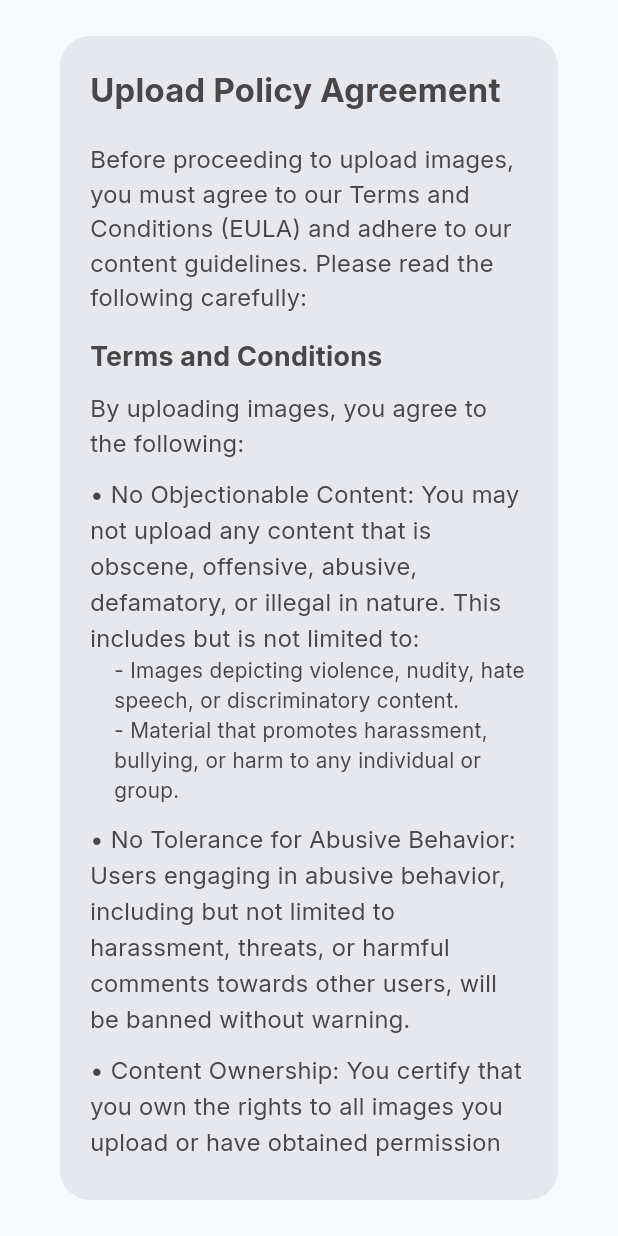
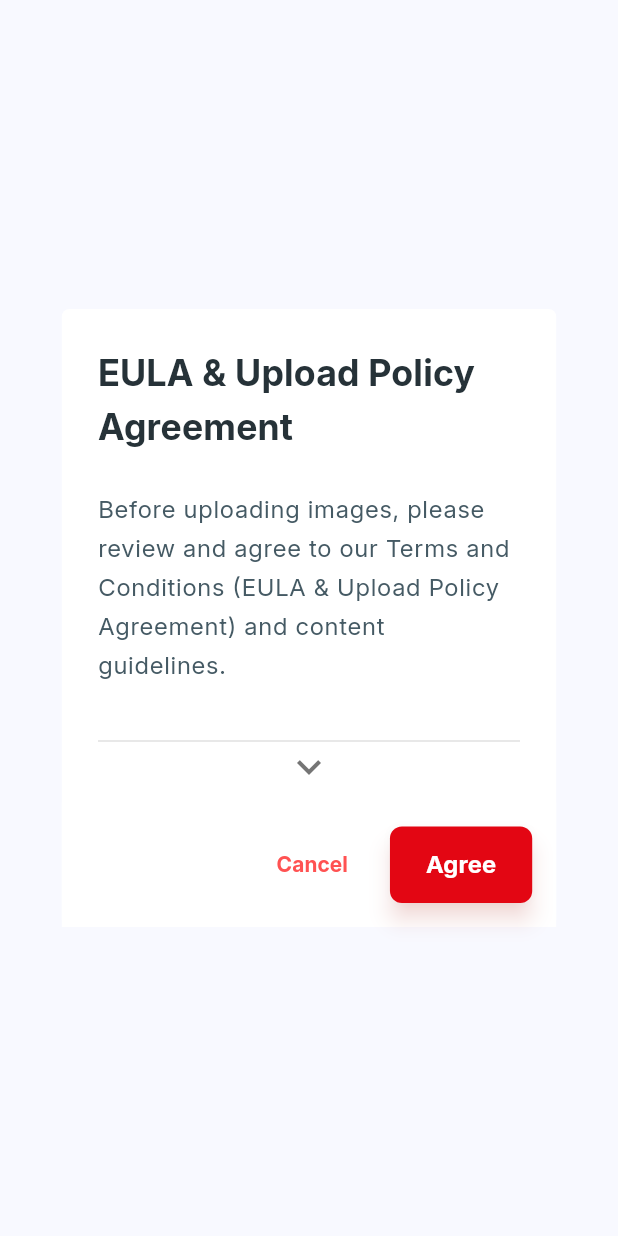
Before and after one commit to XyvinTech/Ackafa, a Flutter app: the UploadPolicyDialog widget shown alone on an empty page, opened directly, on a phone screen of 412 x 824 dp. Run offline on Flutter 3.47's test engine with Material 3 defaults, Android fonts, the phone set to English and light mode, and no system bars; our stand-ins replace animate_do, animated_text_kit, dotted_border, dropdown_button2, firebase_auth, firebase_core and 17 more; missing offline and left inert: flutter_upgrade_version, minio_flutter; accounts and stored records are empty; generated files the repository leaves out were written again; network calls fail; project files that could hold a hidden picture were left out.

Commit message:
post upload agreement

```diff
--- a/ackafa/lib/src/interface/common/customDialog.dart
+++ b/ackafa/lib/src/interface/common/customDialog.dart
@@ -1,4 +1,3 @@
-import 'package:ackaf/src/data/globals.dart';
 import 'package:flutter/material.dart';
 import 'package:shared_preferences/shared_preferences.dart';
 
@@ -7,59 +6,166 @@ class UploadPolicyDialog extends StatelessWidget {
   Widget build(BuildContext context) {
     return Dialog(
       shape: RoundedRectangleBorder(
-        borderRadius: BorderRadius.circular(20.0), // Circular border
+        borderRadius: BorderRadius.circular(5.0),
       ),
-      child: Padding(
-        padding: const EdgeInsets.all(20.0),
+      elevation: 12,
+      backgroundColor: Colors.white,
+      child: Container(
+        width: MediaQuery.of(context).size.width * 0.8, // Increased width
+        height: MediaQuery.of(context).size.height * 0.5, // Decreased height
+        child: Stack(
+          children: [
+            Padding(
+              padding:
+                  const EdgeInsets.symmetric(horizontal: 24.0, vertical: 24.0),
               child: SingleChildScrollView(
                 child: Column(
                   mainAxisSize: MainAxisSize.min,
                   crossAxisAlignment: CrossAxisAlignment.start,
                   children: [
-              Text(
-                'Upload Policy Agreement',
-                style: TextStyle(
-                  fontSize: 22.0,
-                  fontWeight: FontWeight.bold,
+                    _buildHeader(context),
+                    const SizedBox(height: 24.0),
+                    _buildDescription(context),
+                    const SizedBox(height: 30.0),
+                    Divider(color: Colors.grey.shade300),
+                    const SizedBox(height: 24.0),
+                    _buildTermsSection(context),
+                    const SizedBox(height: 30.0),
+                    Divider(color: Colors.grey.shade300),
+                    const SizedBox(
+                        height: 80.0), // Padding for the actions below
+                  ],
                 ),
               ),
-              SizedBox(height: 20),
-              Text(
-                'Before proceeding to upload images, you must agree to our Terms and Conditions (EULA) and adhere to our content guidelines. Please read the following carefully:',
-                style: TextStyle(fontSize: 16.0),
             ),
-              SizedBox(height: 15),
-              Text(
-                'Terms and Conditions',
+            Positioned(
+              bottom: 0,
+              left: 0,
+              right: 0,
+              child: Column(
+                children: [
+                  _buildArrowIndicator(),
+                  _buildActions(context),
+                ],
+              ),
+            ),
+          ],
+        ),
+      ),
+    );
+  }
+
+  Widget _buildHeader(BuildContext context) {
+    return Row(
+      mainAxisAlignment: MainAxisAlignment.spaceBetween,
+      children: [
+        Flexible(
+          child: Text(
+            'EULA & Upload Policy Agreement',
+            style: Theme.of(context).textTheme.titleMedium?.copyWith(
+                  fontWeight: FontWeight.w700,
+                  fontSize: 24.0,
+                  color: Colors.blueGrey[900],
+                ),
+          ),
+        ),
+      ],
+    );
+  }
+
+  Widget _buildDescription(BuildContext context) {
+    return Text(
+      'Before uploading images, please review and agree to our Terms and Conditions (EULA & Upload Policy Agreement) and content guidelines.',
+      style: Theme.of(context).textTheme.bodyLarge?.copyWith(
+            fontSize: 16.0,
+            height: 1.6,
+            color: Colors.blueGrey[700],
+          ),
+    );
+  }
+
+  Widget _buildTermsSection(BuildContext context) {
+    return Column(
+      crossAxisAlignment: CrossAxisAlignment.start,
+      children: [
+        _buildSectionTitle('Terms and Conditions'),
+        _buildListItem(
+            'No Objectionable Content: Uploading content that is obscene, offensive, or illegal is prohibited.'),
+        _buildSubItem(
+            '- Violence, nudity, hate speech, or discriminatory content.'),
+        _buildSubItem(
+            '- Harassment, bullying, or harmful content towards individuals or groups.'),
+        const SizedBox(height: 10),
+        _buildListItem(
+            'No Tolerance for Abusive Behavior: Users engaging in abusive behavior will be banned.'),
+        const SizedBox(height: 10),
+        _buildListItem(
+            'Content Ownership: You certify ownership of all images you upload.'),
+        const SizedBox(height: 10),
+        _buildListItem(
+            'Consequences: Violations may result in immediate suspension or termination.'),
+      ],
+    );
+  }
+
+  Widget _buildSectionTitle(String title) {
+    return Padding(
+      padding: const EdgeInsets.symmetric(vertical: 12.0),
+      child: Text(
+        title,
         style: TextStyle(
           fontSize: 18.0,
-                  fontWeight: FontWeight.bold,
+          fontWeight: FontWeight.w700,
+          color: Colors.blueGrey[800],
         ),
       ),
-              SizedBox(height: 10),
-              Text(
-                'By uploading images, you agree to the following:',
-                style: TextStyle(fontSize: 16.0),
+    );
+  }
+
+  Widget _buildListItem(String text) {
+    return Padding(
+      padding: const EdgeInsets.symmetric(vertical: 6.0),
+      child: Row(
+        crossAxisAlignment: CrossAxisAlignment.start,
+        children: [
+          Icon(Icons.check_circle,
+              size: 18.0, color: Colors.greenAccent.shade700),
+          const SizedBox(width: 8),
+          Expanded(
+            child: Text(
+              text,
+              style: TextStyle(
+                fontSize: 16.0,
+                height: 1.5,
+                color: Colors.blueGrey[800],
               ),
-              SizedBox(height: 10),
-              _buildListItem(
-                  'No Objectionable Content: You may not upload any content that is obscene, offensive, abusive, defamatory, or illegal in nature. This includes but is not limited to:'),
-              _buildSubItem(
-                  '- Images depicting violence, nudity, hate speech, or discriminatory content.'),
-              _buildSubItem(
-                  '- Material that promotes harassment, bullying, or harm to any individual or group.'),
-              SizedBox(height: 10),
-              _buildListItem(
-                  'No Tolerance for Abusive Behavior: Users engaging in abusive behavior, including but not limited to harassment, threats, or harmful comments towards other users, will be banned without warning.'),
-              SizedBox(height: 10),
-              _buildListItem(
-                  'Content Ownership: You certify that you own the rights to all images you upload or have obtained permission to use them.'),
-              SizedBox(height: 10),
-              _buildListItem(
-                  'Consequences of Violations: Any violation of these terms may result in the immediate suspension or termination of your account without prior notice.'),
-              SizedBox(height: 20),
-              Align(
-                alignment: Alignment.bottomRight,
+            ),
+          ),
+        ],
+      ),
+    );
+  }
+
+  Widget _buildSubItem(String text) {
+    return Padding(
+      padding: const EdgeInsets.only(left: 30.0, bottom: 12.0),
+      child: Text(
+        text,
+        style: TextStyle(
+          fontSize: 14.0,
+          height: 1.5,
+          color: Colors.blueGrey[600],
+        ),
+      ),
+    );
+  }
+
+  Widget _buildActions(BuildContext context) {
+    return Container(
+      color: Colors.white,
+      padding: const EdgeInsets.symmetric(horizontal: 16.0, vertical: 16.0),
+      child: Align(
+        alignment: Alignment.centerRight,
         child: Row(
           mainAxisSize: MainAxisSize.min,
           children: [
@@ -67,6 +173,13 @@ class UploadPolicyDialog extends StatelessWidget {
               onPressed: () {
                 Navigator.of(context).pop(); // Close the dialog
               },
+              style: TextButton.styleFrom(
+                padding: EdgeInsets.symmetric(horizontal: 16.0, vertical: 12.0),
+                backgroundColor: Colors.transparent,
+                shape: RoundedRectangleBorder(
+                  borderRadius: BorderRadius.circular(8.0),
+                ),
+              ),
               child: Text(
                 'Cancel',
                 style: TextStyle(
@@ -75,49 +188,46 @@ class UploadPolicyDialog extends StatelessWidget {
                 ),
               ),
             ),
-                    SizedBox(width: 8),
+            const SizedBox(width: 12),
             ElevatedButton(
               onPressed: () async {
                 SharedPreferences preferences =
                     await SharedPreferences.getInstance();
                 preferences.setBool('isAgreed', true);
-                        isAgreed = true;
                 Navigator.of(context).pop();
               },
               style: ElevatedButton.styleFrom(
-                        backgroundColor: Colors.greenAccent.shade700,
+                backgroundColor: Color(0xFFE30613), // Changed to red color
                 shape: RoundedRectangleBorder(
                   borderRadius: BorderRadius.circular(8.0),
                 ),
+                padding: const EdgeInsets.symmetric(
+                    horizontal: 24.0, vertical: 14.0),
+                shadowColor: Colors.red.withOpacity(0.3),
+                elevation: 6,
               ),
               child: Text(
                 'Agree',
-                        style: TextStyle(color: Colors.black),
+                style: TextStyle(
+                  color: Colors.white,
+                  fontWeight: FontWeight.bold,
+                  fontSize: 16.0,
+                ),
               ),
             ),
           ],
         ),
       ),
-            ],
-          ),
-        ),
-      ),
     );
   }
 
-  Widget _buildListItem(String text) {
-    return Text(
-      '• $text',
-      style: TextStyle(fontSize: 16.0, height: 1.5),
-    );
-  }
-
-  Widget _buildSubItem(String text) {
-    return Padding(
-      padding: const EdgeInsets.only(left: 16.0),
-      child: Text(
-        text,
-        style: TextStyle(fontSize: 14.0, height: 1.4),
+  Widget _buildArrowIndicator() {
+    return Container(
+      margin: const EdgeInsets.only(bottom: 8.0),
+      child: Icon(
+        Icons.keyboard_arrow_down,
+        size: 32,
+        color: Colors.grey.shade600,
       ),
     );
   }
```
Lines whose indentation alone changed are shown as unchanged.
